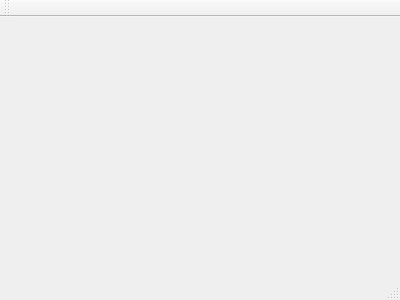
This is MainWindow.ui in blackerpaper/wajah as Qt 5 draws it before an edit. The edited form follows.
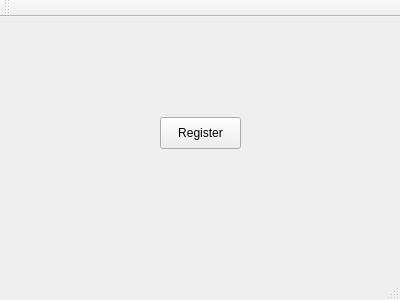
This is the edited form.

```diff
--- a/MainWindow.ui
+++ b/MainWindow.ui
@@ -13,7 +13,21 @@
   <property name="windowTitle">
    <string>MainWindow</string>
   </property>
-  <widget class="QWidget" name="centralWidget"/>
+  <widget class="QWidget" name="centralWidget">
+   <widget class="QPushButton" name="registerButton">
+    <property name="geometry">
+     <rect>
+      <x>160</x>
+      <y>100</y>
+      <width>81</width>
+      <height>32</height>
+     </rect>
+    </property>
+    <property name="text">
+     <string>Register</string>
+    </property>
+   </widget>
+  </widget>
   <widget class="QMenuBar" name="menuBar">
    <property name="geometry">
     <rect>
```
